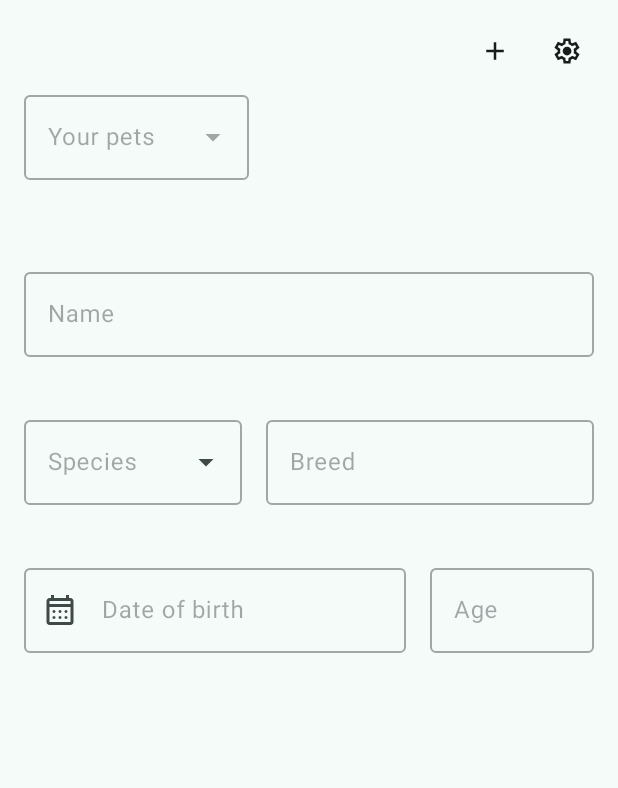
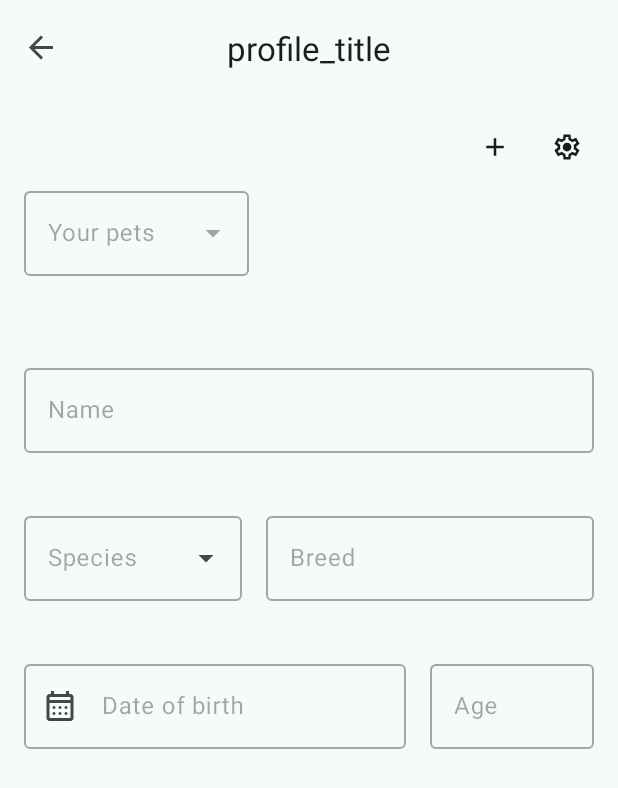
Before and after one commit to Nicoletta-Leuzzi/Beagle, an Android app: the screen it shows after launch once a user with an empty profile is signed in (ProfileActivity before the commit, ChatActivity after it), after a tap on an icon or button, on a phone screen of 412 x 824 dp. Shown: the top 788 px of the screen. Run offline under Robolectric (Android 15) with nearby library versions, the phone set to English and light mode, and no system bars; our stand-ins replace Firebase (no records; nobody signed in at launch, a user with empty details on screens opened directly), Room's generated code, navigation-ui; 1 other tap on this screen came first.

Commit message:
Elimanata profile activity Spostato i fragments profile e settings nell'activity chat Abilitato il button logout

```diff
--- a/app/build.gradle.kts
+++ b/app/build.gradle.kts
@@ -71,6 +71,7 @@ dependencies {
 
     // Room (Java: annotationProcessor)
     implementation(libs.room.runtime)
+    implementation(libs.androidx.lifecycle.viewmodel)
     annotationProcessor(libs.androidx.room.compiler)
 
     // Test
--- a/app/src/main/AndroidManifest.xml
+++ b/app/src/main/AndroidManifest.xml
@@ -31,10 +31,5 @@
             android:name=".ui.chat.ChatActivity"
             android:exported="false" />
 
-        <!-- Profile -->
-        <activity
-            android:name=".ui.profile.ProfileActivity"
-            android:exported="false" />
-
     </application>
 </manifest>
--- a/app/src/main/java/com/example/beagle/ui/chat/fragment/ChatFragment.java
+++ b/app/src/main/java/com/example/beagle/ui/chat/fragment/ChatFragment.java
@@ -31,7 +31,6 @@ import com.example.beagle.adapter.MessageRecyclerAdapter;
 import com.example.beagle.model.Conversation;
 import com.example.beagle.model.Message;
 import com.example.beagle.model.Pet;
-import com.example.beagle.ui.profile.ProfileActivity;
 import com.example.beagle.util.Constants;
 import com.example.beagle.util.ServiceLocator;
 import com.google.android.material.textfield.TextInputEditText;
@@ -162,7 +161,8 @@ public class ChatFragment extends Fragment {
 
 
         addPetButton.setOnClickListener(v -> {
-            startActivity(new Intent(requireContext(), ProfileActivity.class));
+            Navigation.findNavController(v)
+                    .navigate(R.id.action_chatFragment_to_profileFragment);
         });
 
 
@@ -229,7 +229,8 @@ public class ChatFragment extends Fragment {
                     return true;
                 }
                 if (menuItem.getItemId() == R.id.action_pet_profile) {
-                    startActivity(new Intent(requireContext(), ProfileActivity.class));
+                    Navigation.findNavController(view)
+                            .navigate(R.id.action_chatFragment_to_profileFragment);
                 }
                 return false;
             }
--- a/app/src/main/java/com/example/beagle/ui/profile/fragment/ProfileFragment.java
+++ b/app/src/main/java/com/example/beagle/ui/chat/fragment/ProfileFragment.java
@@ -1,4 +1,4 @@
-package com.example.beagle.ui.profile.fragment;
+package com.example.beagle.ui.chat.fragment;
 
 import static android.view.View.INVISIBLE;
 import static android.view.View.VISIBLE;
@@ -8,6 +8,7 @@ import android.os.Bundle;
 
 import androidx.constraintlayout.widget.ConstraintLayout;
 import androidx.fragment.app.Fragment;
+import androidx.navigation.Navigation;
 
 import android.text.Editable;
 import android.text.TextWatcher;
@@ -37,7 +38,7 @@ import java.util.Locale;
 public class ProfileFragment extends Fragment {
 
     private TextInputEditText name, breed, birthDate, age;
-    private Button btnSave, btnCancel, btnAdd, btnDelete;
+    private Button btnSave, btnCancel, btnAdd, btnDelete, btnSetings;
     private ConstraintLayout btns_save_cancel;
     private SimpleDateFormat sdf;
     private MaterialAutoCompleteTextView autoCompletePet, autoCompleteSpecies;
@@ -80,6 +81,7 @@ public class ProfileFragment extends Fragment {
         btnCancel = view.findViewById(R.id.btn_cancel);
         btnAdd = view.findViewById(R.id.btnAdd);
         btnDelete = view.findViewById(R.id.btn_delete);
+        btnSetings = view.findViewById(R.id.btnSettings);
         autoCompletePet = view.findViewById(R.id.outlinedTextFieldDropDownMenu);
         autoCompletePetLayout = view.findViewById(R.id.textInputLayoutDropDownMenu);
         autoCompleteSpeciesLayout = view.findViewById(R.id.speciesLayoutDropDownMenu);
@@ -308,6 +310,11 @@ public class ProfileFragment extends Fragment {
 //                speciesAdapter.getFilter().filter(null);
 //        });
 
+        btnSetings.setOnClickListener(v->{
+            Navigation.findNavController(v)
+                    .navigate(R.id.action_profileFragment_to_settingsFragment);
+        });
+
 
         return view;
     }
--- a/app/src/main/java/com/example/beagle/ui/profile/fragment/SettingsFragment.java
+++ b/app/src/main/java/com/example/beagle/ui/chat/fragment/SettingsFragment.java
@@ -1,5 +1,7 @@
-package com.example.beagle.ui.profile.fragment;
+package com.example.beagle.ui.chat.fragment;
 
+import android.app.Activity;
+import android.content.Intent;
 import android.os.Bundle;
 
 
@@ -12,9 +14,12 @@ import android.view.ViewGroup;
 import android.widget.ArrayAdapter;
 
 import com.example.beagle.R;
+import com.example.beagle.ui.welcome.WelcomeActivity;
+import com.google.android.material.button.MaterialButton;
 import com.google.android.material.materialswitch.MaterialSwitch;
 import com.google.android.material.textfield.MaterialAutoCompleteTextView;
 import com.google.android.material.textfield.TextInputLayout;
+import com.google.firebase.auth.FirebaseAuth;
 
 import java.util.ArrayList;
 import java.util.List;
@@ -26,6 +31,7 @@ public class SettingsFragment extends Fragment {
     private MaterialAutoCompleteTextView autoCompleteLanguage;
     private List<String> languages = new ArrayList<>();
     private ArrayAdapter<String> languageAdapter;
+    private MaterialButton btnLogout;
 
 
     public SettingsFragment() {
@@ -45,6 +51,7 @@ public class SettingsFragment extends Fragment {
         themeSwitch = view.findViewById(R.id.switchTheme);
         textInputLayoutLanguage = view.findViewById(R.id.textInputLayoutLanguage);
         autoCompleteLanguage = view.findViewById(R.id.materialAutoCompleteTextViewLanguage);
+        btnLogout = view.findViewById(R.id.btnLogout);
 
         languages.add("Inglese");
         languages.add("Italiano");
@@ -74,6 +81,20 @@ public class SettingsFragment extends Fragment {
         });
 
 
+        btnLogout.setOnClickListener(v -> {
+            FirebaseAuth.getInstance().signOut();
+
+            Activity ctx = requireActivity();
+            Intent i = new Intent(ctx, WelcomeActivity.class);
+            i.addFlags(Intent.FLAG_ACTIVITY_NEW_TASK | Intent.FLAG_ACTIVITY_CLEAR_TASK);
+            i.putExtra("from_logout", true);
+
+            startActivity(i);
+            ctx.finish();
+        });
+
+
+
 
 
 
--- a/app/src/main/java/com/example/beagle/ui/profile/ProfileActivity.java
+++ /dev/null
@@ -1,20 +0,0 @@
-package com.example.beagle.ui.profile;
-
-import android.os.Bundle;
-
-import androidx.activity.EdgeToEdge;
-import androidx.appcompat.app.AppCompatActivity;
-import androidx.core.graphics.Insets;
-import androidx.core.view.ViewCompat;
-import androidx.core.view.WindowInsetsCompat;
-
-import com.example.beagle.R;
-
-public class ProfileActivity extends AppCompatActivity {
-
-    @Override
-    protected void onCreate(Bundle savedInstanceState) {
-        super.onCreate(savedInstanceState);
-        setContentView(R.layout.activity_profile);
-    }
-}
--- a/app/src/main/res/layout/activity_profile.xml
+++ /dev/null
@@ -1,24 +0,0 @@
-<?xml version="1.0" encoding="utf-8"?>
-<FrameLayout xmlns:android="http://schemas.android.com/apk/res/android"
-    xmlns:app="http://schemas.android.com/apk/res-auto"
-    xmlns:tools="http://schemas.android.com/tools"
-    android:id="@+id/main"
-    android:layout_width="match_parent"
-    android:layout_height="match_parent"
-    tools:context=".ui.profile.ProfileActivity">
-
-    <androidx.fragment.app.FragmentContainerView
-        android:id="@+id/fragment_profile_container_view"
-        android:layout_width="match_parent"
-        android:layout_height="match_parent"
-        android:name="com.example.beagle.ui.profile.fragment.ProfileFragment"
-        />
-
-<!--    <androidx.fragment.app.FragmentContainerView-->
-<!--        android:id="@+id/fragment_profile_container_view"-->
-<!--        android:layout_width="match_parent"-->
-<!--        android:layout_height="match_parent"-->
-<!--        android:name="com.example.beagle.ui.profile.fragment.SettingsFragment"-->
-<!--    />-->
-
-</FrameLayout>
--- a/app/src/main/res/layout/fragment_profile.xml
+++ b/app/src/main/res/layout/fragment_profile.xml
@@ -12,7 +12,7 @@
     <androidx.constraintlayout.widget.ConstraintLayout
         android:layout_width="match_parent"
         android:layout_height="match_parent"
-        tools:context=".ui.profile.fragment.ProfileFragment">
+        tools:context=".ui.chat.fragment.ProfileFragment">
 
         <com.google.android.material.button.MaterialButton
             android:id="@+id/btnSettings"
--- a/app/src/main/res/layout/fragment_settings.xml
+++ b/app/src/main/res/layout/fragment_settings.xml
@@ -4,7 +4,7 @@
     android:layout_width="match_parent"
     android:layout_height="match_parent"
     xmlns:app="http://schemas.android.com/apk/res-auto"
-    tools:context=".ui.profile.fragment.SettingsFragment">
+    tools:context=".ui.chat.fragment.SettingsFragment">
 
     <FrameLayout
         android:layout_width="match_parent"
@@ -92,7 +92,7 @@
             </com.google.android.material.textfield.TextInputLayout>
 
             <com.google.android.material.button.MaterialButton
-                android:id="@+id/btnLogoutSettings"
+                android:id="@+id/btnLogout"
                 android:layout_width="wrap_content"
                 android:layout_height="wrap_content"
                 android:text="logout"
--- a/app/src/main/res/navigation/chat_nav_graph.xml
+++ b/app/src/main/res/navigation/chat_nav_graph.xml
@@ -6,18 +6,20 @@
     android:id="@+id/nav_graph"
     app:startDestination="@id/chatFragment">
 
+    <!-- CHAT -->
     <fragment
         android:id="@+id/chatFragment"
         android:name="com.example.beagle.ui.chat.fragment.ChatFragment"
-        tools:layout="@layout/fragment_chat"
-        android:label="@string/chat_fragment_title">
+        android:label="@string/chat_fragment_title"
+        tools:layout="@layout/fragment_chat">
 
-        <!-- Added: argument passed from intents or navigation to open a specific conversation -->
+        <!-- Per aprire una conversazione specifica -->
         <argument
             android:name="conversationId"
             app:argType="string"
-            />
+            app:nullable="true" />
 
+        <!-- Chat -> Cronologia -->
         <action
             android:id="@+id/action_chatFragment_to_conversationsHistoryFragment"
             app:destination="@id/conversationsHistoryFragment"
@@ -25,15 +27,64 @@
             app:exitAnim="@anim/hold"
             app:popEnterAnim="@anim/hold"
             app:popExitAnim="@anim/slide_out_left" />
+
+        <!-- Chat -> Profile (btnSettings in Chat) -->
+        <action
+            android:id="@+id/action_chatFragment_to_profileFragment"
+            app:destination="@id/profileFragment"
+            app:enterAnim="@anim/slide_in_left"
+            app:exitAnim="@anim/hold"
+            app:popEnterAnim="@anim/hold"
+            app:popExitAnim="@anim/slide_out_left" />
     </fragment>
 
+    <!-- CRONOLOGIA -->
     <fragment
         android:id="@+id/conversationsHistoryFragment"
         android:name="com.example.beagle.ui.chat.fragment.ConversationsHistoryFragment"
         android:label="@string/conversations_history_title"
         tools:layout="@layout/fragment_conversations_history">
+
+        <!-- Cronologia -> Chat -->
         <action
             android:id="@+id/action_conversationsHistoryFragment_to_chatFragment"
-            app:destination="@id/chatFragment" />
+            app:destination="@id/chatFragment"
+            app:enterAnim="@anim/slide_in_left"
+            app:exitAnim="@anim/hold"
+            app:popEnterAnim="@anim/hold"
+            app:popExitAnim="@anim/slide_out_left" />
     </fragment>
+
+    <!-- PROFILE -->
+    <fragment
+        android:id="@+id/profileFragment"
+        android:name="com.example.beagle.ui.chat.fragment.ProfileFragment"
+        android:label="profile_title"
+        tools:layout="@layout/fragment_profile">
+
+        <argument
+            android:name="petId"
+            app:argType="string"
+            app:nullable="true" />
+        <argument
+            android:name="editMode"
+            app:argType="boolean"
+            android:defaultValue="false" />
+
+        <!-- Profile -> Settings (btnSettings in Profile) -->
+        <action
+            android:id="@+id/action_profileFragment_to_settingsFragment"
+            app:destination="@id/settingsFragment"
+            app:enterAnim="@anim/slide_in_left"
+            app:exitAnim="@anim/hold"
+            app:popEnterAnim="@anim/hold"
+            app:popExitAnim="@anim/slide_out_left" />
+    </fragment>
+
+    <!-- SETTINGS -->
+    <fragment
+        android:id="@+id/settingsFragment"
+        android:name="com.example.beagle.ui.chat.fragment.SettingsFragment"
+        android:label="settings_title"
+        tools:layout="@layout/fragment_settings" />
 </navigation>
--- a/gradle.properties
+++ b/gradle.properties
@@ -19,3 +19,5 @@ android.useAndroidX=true
 # resources declared in the library itself and none from the library's dependencies,
 # thereby reducing the size of the R class for that library
 android.nonTransitiveRClass=true
+
+org.gradle.java.home=C\:/Program Files/Android/Android Studio/jbr
--- a/gradle/libs.versions.toml
+++ b/gradle/libs.versions.toml
@@ -21,6 +21,7 @@ credentials = "1.5.0"
 googleid = "1.1.1"
 roomCompiler = "2.7.2"
 roomRuntime = "2.7.2"
+lifecycleViewmodelVersion = "2.9.3"
 
 [libraries]
 androidx-lifecycle-livedata-v284 = { module = "androidx.lifecycle:lifecycle-livedata", version.ref = "lifecycleLivedata" }
@@ -55,6 +56,7 @@ googleid = { group = "com.google.android.libraries.identity.googleid", name = "g
 navigation-fragment = { group = "androidx.navigation", name = "navigation-fragment", version.ref = "navigationFragment" }
 navigation-ui = { group = "androidx.navigation", name = "navigation-ui", version.ref = "navigationUi" }
 room-runtime = { module = "androidx.room:room-runtime", version.ref = "roomRuntime" }
+androidx-lifecycle-viewmodel = { group = "androidx.lifecycle", name = "lifecycle-viewmodel", version.ref = "lifecycleViewmodelVersion" }
 
 [plugins]
 android-application = { id = "com.android.application", version.ref = "agp" }
```
